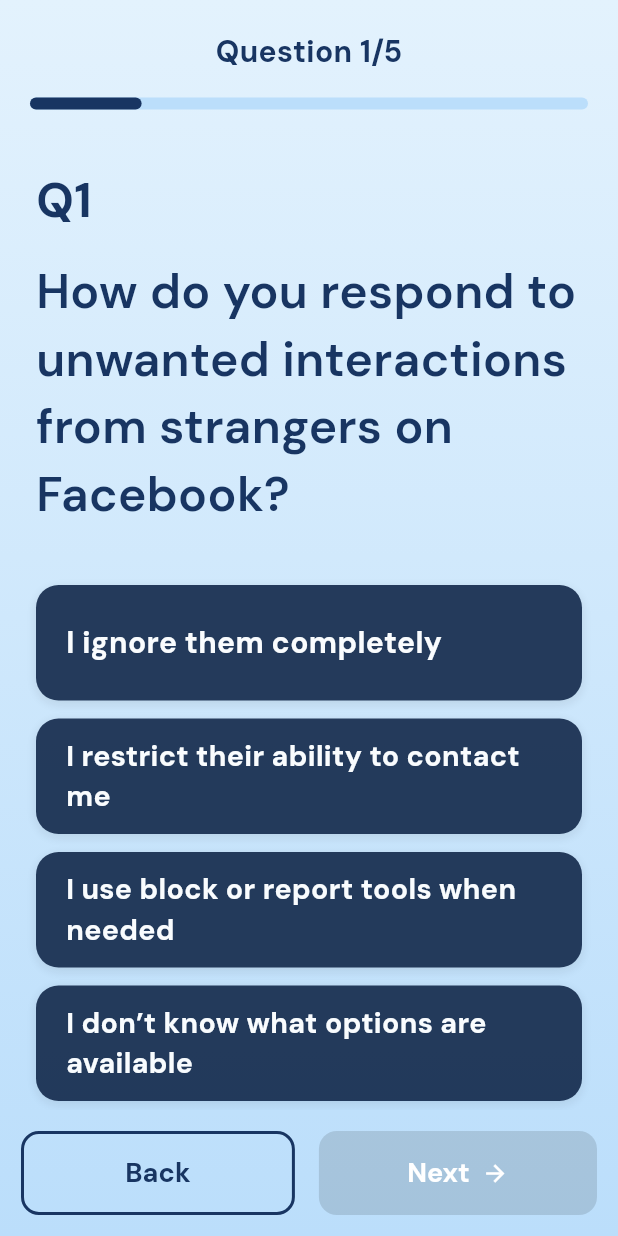
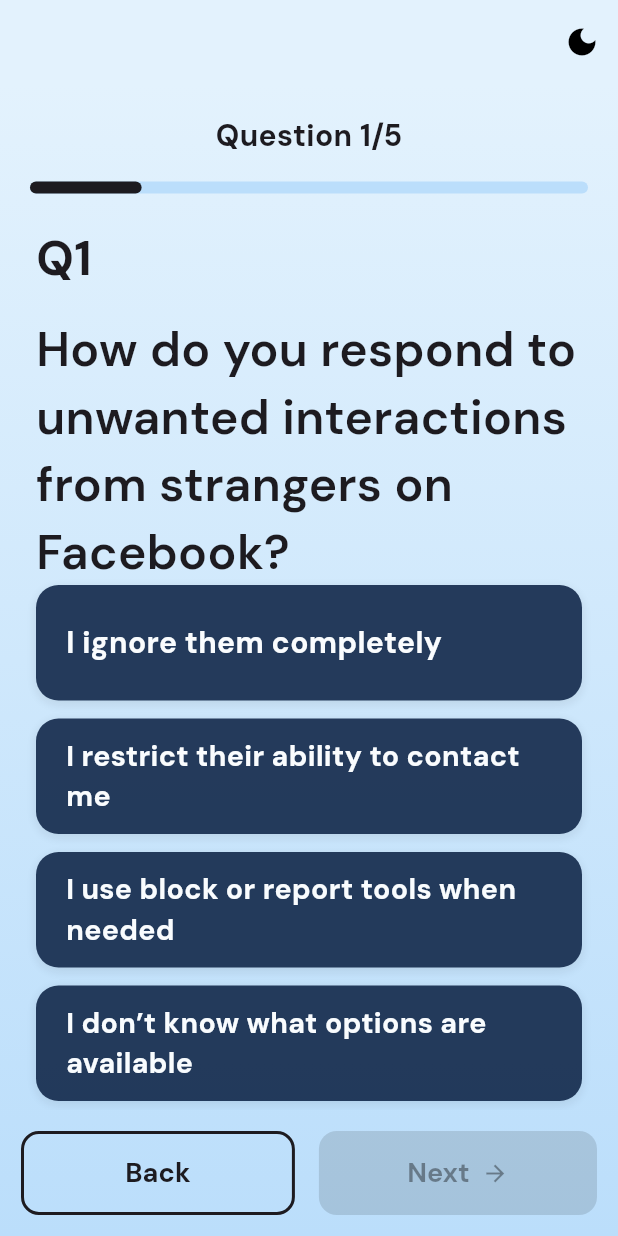
Before and after one commit to 4by3/capstone_flutter_project, a Flutter app: the screen it shows after launch, after a tap on "Start Learning", on a phone screen of 412 x 824 dp. Run offline on Flutter 3.47's test engine with Material 3 defaults, Android fonts, the light colour scheme and no system bars; drawn by our look-alikes of auto_size_text; our stand-ins replace confetti, google_fonts, shared_preferences, video_player.

Commit message:
intro_quiz_page updated

```diff
--- a/lib/pages/intro_page.dart
+++ b/lib/pages/intro_page.dart
@@ -33,7 +33,10 @@
 
     _fadeAnimation = Tween<double>(begin: 0.0, end: 1.0).animate(
       CurvedAnimation(parent: _fadeController, curve: Curves.easeIn),
-    );
+    )..addListener(() {
+        // Debug print to confirm animation value
+        print('Fade Animation Value: ${_fadeAnimation.value}');
+      });
 
     _scaleAnimation = Tween<double>(begin: 0.8, end: 1.0).animate(
       CurvedAnimation(parent: _fadeController, curve: Curves.easeOutBack),
@@ -70,6 +73,9 @@
               Provider.of<ThemeProvider>(context).themeMode == ThemeMode.light
                   ? Icons.dark_mode
                   : Icons.light_mode,
+              color: isDarkMode
+                  ? Colors.white
+                  : Colors.black, // Ensure icon is visible
             ),
             onPressed: () {
               Provider.of<ThemeProvider>(context, listen: false).toggleTheme();
@@ -118,7 +124,9 @@
                                 textAlign: TextAlign.center,
                                 style: TextStyle(
                                   fontSize: 16 * scaleFactor,
-                                  color: theme.textTheme.bodyLarge?.color,
+                                  color: isDarkMode
+                                      ? Colors.white
+                                      : theme.textTheme.bodyLarge?.color,
                                 ),
                               ),
                               SizedBox(height: 10 * scaleFactor),
@@ -131,8 +139,9 @@
                                       style: TextStyle(
                                         fontSize: 28 * scaleFactor,
                                         fontWeight: FontWeight.bold,
-                                        color:
-                                            theme.textTheme.titleLarge?.color,
+                                        color: isDarkMode
+                                            ? Colors.white
+                                            : theme.textTheme.titleLarge?.color,
                                       ),
                                     ),
                                     TextSpan(
@@ -141,7 +150,8 @@
                                         fontSize: 28 * scaleFactor,
                                         fontWeight: FontWeight.bold,
                                         height: 1.3,
-                                        color: theme.colorScheme.primary,
+                                        color: theme.colorScheme
+                                            .primary, // Keep this as primary color (blue)
                                       ),
                                     ),
                                     TextSpan(
@@ -149,8 +159,9 @@
                                       style: TextStyle(
                                         fontSize: 28 * scaleFactor,
                                         fontWeight: FontWeight.bold,
-                                        color:
-                                            theme.textTheme.titleLarge?.color,
+                                        color: isDarkMode
+                                            ? Colors.white
+                                            : theme.textTheme.titleLarge?.color,
                                       ),
                                     ),
                                   ],
@@ -173,7 +184,9 @@
                                 textAlign: TextAlign.center,
                                 style: TextStyle(
                                   fontSize: 14 * scaleFactor,
-                                  color: theme.textTheme.bodyMedium?.color,
+                                  color: isDarkMode
+                                      ? Colors.white
+                                      : theme.textTheme.bodyMedium?.color,
                                 ),
                               ),
                               SizedBox(
@@ -204,6 +217,12 @@
                       );
                     },
                     style: ElevatedButton.styleFrom(
+                      backgroundColor: isDarkMode
+                          ? Colors.white
+                          : null, // White background in dark mode
+                      foregroundColor: isDarkMode
+                          ? Colors.black
+                          : null, // Black ripple effect in dark mode
                       padding: EdgeInsets.symmetric(
                         horizontal: 40 * scaleFactor,
                         vertical: 26 * scaleFactor,
@@ -219,6 +238,9 @@
                       style: TextStyle(
                         fontSize: MediaQuery.of(context).size.width * 0.07,
                         fontWeight: FontWeight.bold,
+                        color: isDarkMode
+                            ? Colors.black
+                            : null, // Black text in dark mode
                       ),
                     ),
                   ),
--- a/lib/pages/intro_quiz_page.dart
+++ b/lib/pages/intro_quiz_page.dart
@@ -1,11 +1,13 @@
 import 'package:flutter/material.dart';
 import 'package:shared_preferences/shared_preferences.dart';
+import 'package:provider/provider.dart';
 import 'home_page.dart';
 import 'intro_summary_page.dart';
 import 'intro_page.dart';
 import 'package:auto_size_text/auto_size_text.dart';
 
 import '../data/intro_quiz_data.dart';
+import 'package:capstone_project/main.dart'; // Import main.dart for ThemeProvider
 
 class IntroQuizPage extends StatefulWidget {
   const IntroQuizPage({super.key});
@@ -28,6 +30,8 @@
 
   final Color textColor = const Color.fromARGB(255, 24, 53, 98);
   final Color answerColor = const Color.fromARGB(255, 18, 40, 74);
+  // Track hover state for each option
+  List<bool> _isHovered = List.generate(4, (_) => false);
 
   @override
   void initState() {
@@ -40,7 +44,10 @@
 
     _questionFadeAnimation = Tween<double>(begin: 0.0, end: 1.0).animate(
       CurvedAnimation(parent: _questionController, curve: Curves.easeIn),
-    );
+    )..addListener(() {
+        // Debug print to confirm animation value
+        print('Question Fade Animation Value: ${_questionFadeAnimation.value}');
+      });
 
     _questionScaleAnimation = Tween<double>(begin: 0.95, end: 1.0).animate(
       CurvedAnimation(parent: _questionController, curve: Curves.easeOutBack),
@@ -58,7 +65,10 @@
     _answerFadeAnimations = _answerFadeControllers.map((controller) {
       return Tween<double>(begin: 0.0, end: 1.0).animate(
         CurvedAnimation(parent: controller, curve: Curves.easeInOut),
-      );
+      )..addListener(() {
+          // Debug print to confirm animation value
+          print('Answer Fade Animation Value: ${controller.value}');
+        });
     }).toList();
 
     // Initialize controllers for click opacity animations (4 options)
@@ -196,10 +206,33 @@
     final question = introQuestions[currentQuestionIndex];
     final totalQuestions = introQuestions.length;
     final options = question['options'] as List<String>;
+    final isDarkMode =
+        Provider.of<ThemeProvider>(context).themeMode == ThemeMode.dark;
 
     return Scaffold(
+      appBar: AppBar(
+        title: null,
+        backgroundColor: isDarkMode ? Colors.black : Colors.blue[50],
+        elevation: 0,
+        actions: [
+          IconButton(
+            icon: Icon(
+              isDarkMode ? Icons.light_mode : Icons.dark_mode,
+              color: isDarkMode ? Colors.white : Colors.black,
+            ),
+            onPressed: () {
+              final themeProvider =
+                  Provider.of<ThemeProvider>(context, listen: false);
+              themeProvider.toggleTheme();
+            },
+            tooltip: 'Toggle Theme',
+          ),
+        ],
+      ),
       body: Container(
-        decoration: BoxDecoration(
+        decoration: isDarkMode
+            ? const BoxDecoration(color: Colors.black)
+            : BoxDecoration(
                 gradient: LinearGradient(
                   begin: Alignment.topCenter,
                   end: Alignment.bottomCenter,
@@ -222,7 +255,7 @@
                           style: TextStyle(
                             fontSize: 20,
                             fontWeight: FontWeight.bold,
-                            color: textColor,
+                            color: Theme.of(context).textTheme.bodyLarge?.color,
                           ),
                         ),
                       ],
@@ -230,8 +263,10 @@
                     const SizedBox(height: 16),
                     LinearProgressIndicator(
                       value: (currentQuestionIndex + 1) / totalQuestions,
-                      backgroundColor: Colors.blue[100],
-                      valueColor: AlwaysStoppedAnimation(textColor),
+                      backgroundColor:
+                          isDarkMode ? Colors.grey[800] : Colors.blue[100],
+                      valueColor: AlwaysStoppedAnimation(
+                          Theme.of(context).textTheme.bodyLarge?.color),
                       minHeight: 8,
                       borderRadius: BorderRadius.circular(4),
                     ),
@@ -265,7 +300,10 @@
                                       style: TextStyle(
                                         fontSize: 32,
                                         fontWeight: FontWeight.bold,
-                                        color: textColor,
+                                        color: Theme.of(context)
+                                            .textTheme
+                                            .bodyLarge
+                                            ?.color,
                                       ),
                                     ),
                                     const SizedBox(height: 16),
@@ -275,7 +313,10 @@
                                         fontSize: 32,
                                         fontWeight: FontWeight.w600,
                                         height: 1.4,
-                                        color: textColor,
+                                        color: Theme.of(context)
+                                            .textTheme
+                                            .bodyLarge
+                                            ?.color,
                                       ),
                                       maxLines: 5,
                                       minFontSize: 16,
@@ -320,6 +361,21 @@
                             child: Padding(
                               padding: const EdgeInsets.only(bottom: 12),
                               child: GestureDetector(
+                                onTapDown: (_) {
+                                  setState(() {
+                                    _isHovered[index] = true;
+                                  });
+                                },
+                                onTapCancel: () {
+                                  setState(() {
+                                    _isHovered[index] = false;
+                                  });
+                                },
+                                onTapUp: (_) {
+                                  setState(() {
+                                    _isHovered[index] = false;
+                                  });
+                                },
                                 onTap: () {
                                   setState(() {
                                     selectedAnswers[currentQuestionIndex] =
@@ -346,13 +402,27 @@
                                         decoration: BoxDecoration(
                                           color: isSelected
                                               ? Colors.white.withOpacity(0.95)
-                                              : answerColor,
+                                              : (isDarkMode
+                                                  ? (_isHovered[index]
+                                                      ? Colors.grey[850]
+                                                      : Colors.grey[900])
+                                                  : answerColor),
+                                          border: isDarkMode
+                                              ? Border.all(
+                                                  color: _isHovered[index]
+                                                      ? Colors.white
+                                                          .withOpacity(0.7)
+                                                      : Colors.white
+                                                          .withOpacity(0.3),
+                                                  width: 1.5,
+                                                )
+                                              : null,
                                           borderRadius:
                                               BorderRadius.circular(15),
                                           boxShadow: [
                                             BoxShadow(
-                                              color:
-                                                  Colors.black.withOpacity(0.1),
+                                              color: Colors.black.withOpacity(
+                                                  isDarkMode ? 0.2 : 0.1),
                                               blurRadius: 6,
                                               offset: const Offset(0, 2),
                                             ),
@@ -366,7 +436,9 @@
                                               fontSize: 20,
                                               color: isSelected
                                                   ? Colors.black87
-                                                  : Colors.white,
+                                                  : (isDarkMode
+                                                      ? Colors.white
+                                                      : Colors.white),
                                               fontWeight: FontWeight.bold,
                                             ),
                                             maxLines: 2,
@@ -402,12 +474,18 @@
                             ? () => Navigator.pushReplacement(
                                   context,
                                   MaterialPageRoute(
-                                      builder: (context) => IntroPage()), // fix
+                                      builder: (context) => IntroPage()),
                                 )
                             : _previousQuestion,
                         style: OutlinedButton.styleFrom(
                           padding: const EdgeInsets.symmetric(vertical: 15),
-                          side: BorderSide(color: textColor, width: 2),
+                          side: BorderSide(
+                              color: Theme.of(context)
+                                      .textTheme
+                                      .bodyLarge
+                                      ?.color ??
+                                  Colors.black,
+                              width: 2),
                           shape: RoundedRectangleBorder(
                             borderRadius: BorderRadius.circular(12),
                           ),
@@ -416,7 +494,7 @@
                           currentQuestionIndex == 0 ? 'Back' : 'Previous',
                           style: TextStyle(
                             fontSize: 18,
-                            color: textColor,
+                            color: Theme.of(context).textTheme.bodyLarge?.color,
                             fontWeight: FontWeight.bold,
                           ),
                         ),
@@ -430,7 +508,6 @@
                             ? _nextQuestion
                             : null,
                         style: ElevatedButton.styleFrom(
-                          backgroundColor: textColor,
                           padding: const EdgeInsets.symmetric(vertical: 15),
                           shape: RoundedRectangleBorder(
                             borderRadius: BorderRadius.circular(12),
@@ -446,15 +523,13 @@
                                   : 'Next',
                               style: const TextStyle(
                                 fontSize: 18,
-                                color: Colors.white,
                                 fontWeight: FontWeight.bold,
                               ),
                             ),
                             if (currentQuestionIndex != totalQuestions - 1)
                               const Padding(
                                 padding: EdgeInsets.only(left: 8),
-                                child: Icon(Icons.arrow_forward,
-                                    color: Colors.white),
+                                child: Icon(Icons.arrow_forward),
                               ),
                           ],
                         ),
```
Lines whose indentation alone changed are shown as unchanged.
